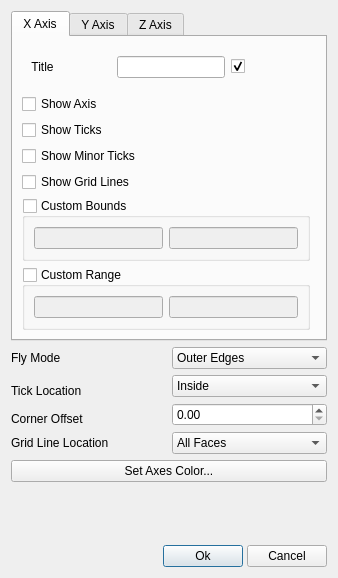
Above: Qt/Components/Resources/UI/pqCubeAxesEditorDialog.ui from Kitware/ParaView before the change. Below: the same form after it.
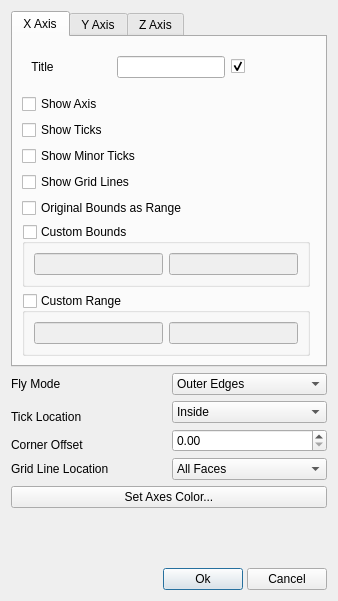
That is the form after the change. Custom widgets are drawn as their Qt base class.

```diff
--- a/Qt/Components/Resources/UI/pqCubeAxesEditorDialog.ui
+++ b/Qt/Components/Resources/UI/pqCubeAxesEditorDialog.ui
@@ -7,7 +7,7 @@
     <x>0</x>
     <y>0</y>
     <width>338</width>
-    <height>578</height>
+    <height>601</height>
    </rect>
   </property>
   <property name="windowTitle">
@@ -144,7 +144,7 @@
          </property>
         </widget>
        </item>
-       <item row="5" column="0">
+       <item row="6" column="0">
         <widget class="QGroupBox" name="CubeAxesXCustomBounds">
          <property name="title">
           <string>Custom Bounds</string>
@@ -223,7 +223,7 @@
          </layout>
         </widget>
        </item>
-       <item row="6" column="0">
+       <item row="7" column="0">
         <widget class="QGroupBox" name="CubeAxesXCustomRange">
          <property name="title">
           <string>Custom Range</string>
@@ -244,6 +244,13 @@
          </layout>
         </widget>
        </item>
+       <item row="5" column="0">
+        <widget class="QCheckBox" name="UseOriginalBoundsRangeForX">
+         <property name="text">
+          <string>Original Bounds as Range</string>
+         </property>
+        </widget>
+       </item>
       </layout>
      </widget>
      <widget class="QWidget" name="ytab">
```
Left out of the diff: 22 changed lines with no effect on the pictures.
